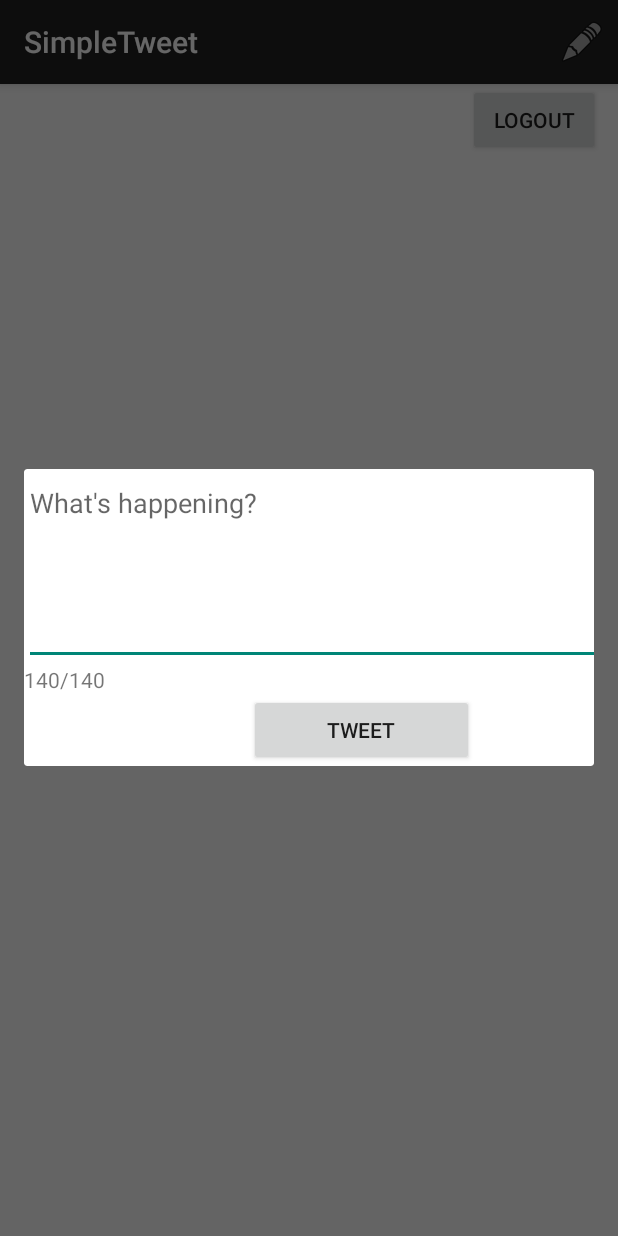
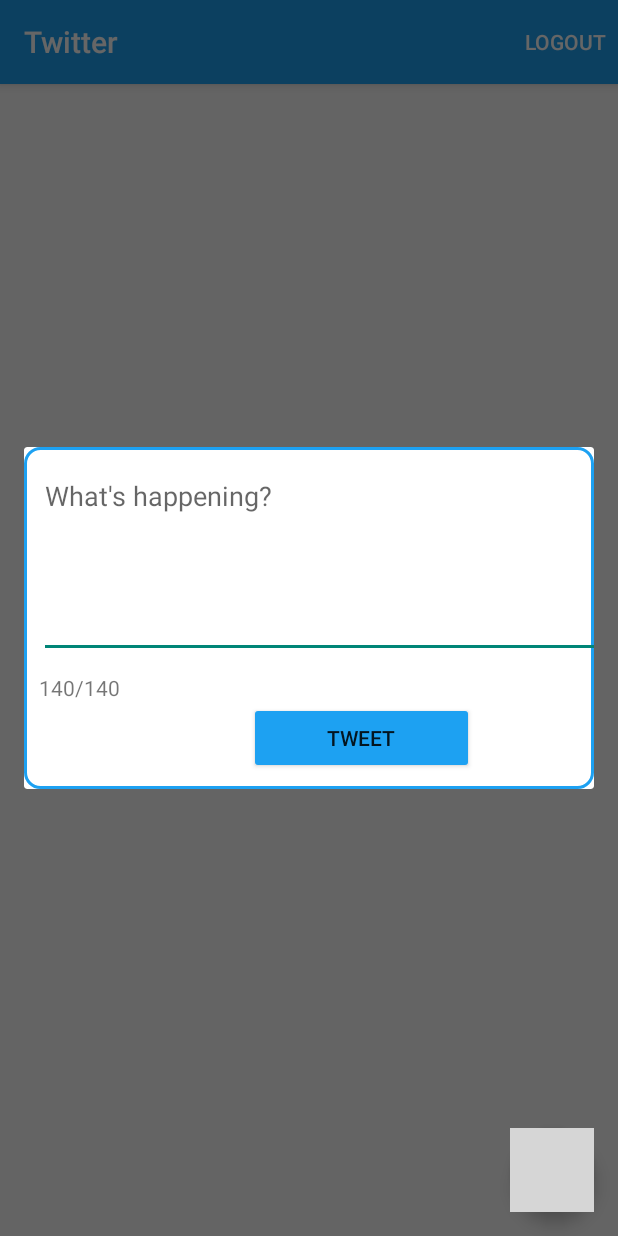
Before and after one commit to jancoding/Twitter, an Android app: the fragment EditTweetDialogFragment placed in its activity, on a phone screen of 412 x 824 dp. Run offline under Robolectric (Android 15) with nearby library versions, the phone set to English and light mode, and no system bars; our stand-ins replace Room's generated code; libraries missing offline, so code that uses them is left out: com.codepath.asynchttpclient, com.facebook.stetho, jp.wasabeef.glide, org.parceler; pictures from the network do not load; 2 statements that could not run were skipped; grey boxes are pictures that could not be loaded.

Commit message:
pretty app

```diff
--- a/app/build.gradle
+++ b/app/build.gradle
@@ -41,6 +41,10 @@ dependencies {
     implementation 'com.codepath.libraries:android-oauth-handler:2.2.0'
     implementation 'commons-codec:commons-codec:1.10'
     implementation 'androidx.appcompat:appcompat:1.1.0'
+    implementation 'jp.wasabeef:glide-transformations:4.1.0'
+    // If you want to use the GPU Filters
+    implementation 'jp.co.cyberagent.android:gpuimage:2.0.4'
+    implementation 'com.google.android.material:material:1.1.0'
     // Glide for remote image loading
     implementation 'com.github.bumptech.glide:glide:4.11.0'
     implementation 'com.google.android.material:material:1.3.0'
--- a/app/src/main/java/com/codepath/apps/restclienttemplate/LoginActivity.java
+++ b/app/src/main/java/com/codepath/apps/restclienttemplate/LoginActivity.java
@@ -1,11 +1,13 @@
 package com.codepath.apps.restclienttemplate;
 
 import android.content.Intent;
+import android.graphics.Color;
 import android.os.AsyncTask;
 import android.os.Bundle;
 import android.util.Log;
 import android.view.Menu;
 import android.view.View;
+import android.widget.RelativeLayout;
 
 import com.codepath.apps.restclienttemplate.models.SampleModel;
 import com.codepath.apps.restclienttemplate.models.SampleModelDao;
@@ -16,11 +18,14 @@ import com.codepath.oauth.OAuthLoginActionBarActivity;
 public class LoginActivity extends OAuthLoginActionBarActivity<TwitterClient> {
 
 	SampleModelDao sampleModelDao;
+	RelativeLayout rlLogin;
 
 	@Override
 	protected void onCreate(Bundle savedInstanceState) {
 		super.onCreate(savedInstanceState);
 		setContentView(R.layout.activity_login);
+		rlLogin = findViewById(R.id.rlLogin);
+		rlLogin.setBackgroundColor(Color.rgb(29 ,161 ,242));
 
 		final SampleModel sampleModel = new SampleModel();
 		sampleModel.setName("CodePath");
--- a/app/src/main/java/com/codepath/apps/restclienttemplate/TimelineActivity.java
+++ b/app/src/main/java/com/codepath/apps/restclienttemplate/TimelineActivity.java
@@ -1,6 +1,7 @@
 package com.codepath.apps.restclienttemplate;
 
 import androidx.annotation.Nullable;
+import androidx.appcompat.app.ActionBar;
 import androidx.appcompat.app.AppCompatActivity;
 import androidx.fragment.app.FragmentManager;
 import androidx.recyclerview.widget.LinearLayoutManager;
@@ -8,12 +9,15 @@ import androidx.recyclerview.widget.RecyclerView;
 import androidx.swiperefreshlayout.widget.SwipeRefreshLayout;
 
 import android.content.Intent;
+import android.graphics.Color;
+import android.graphics.drawable.ColorDrawable;
 import android.os.AsyncTask;
 import android.os.Bundle;
 import android.util.Log;
 import android.view.Menu;
 import android.view.MenuItem;
 import android.view.View;
+import android.widget.Button;
 
 import com.codepath.apps.restclienttemplate.adapters.TweetsAdapter;
 import com.codepath.apps.restclienttemplate.models.Tweet;
@@ -24,6 +28,7 @@ import com.codepath.apps.restclienttemplate.other.EndlessRecyclerViewScrollListe
 import com.codepath.apps.restclienttemplate.other.TwitterApp;
 import com.codepath.apps.restclienttemplate.other.TwitterClient;
 import com.codepath.asynchttpclient.callback.JsonHttpResponseHandler;
+import com.google.android.material.floatingactionbutton.FloatingActionButton;
 
 import org.json.JSONArray;
 import org.json.JSONException;
@@ -41,7 +46,8 @@ public class TimelineActivity extends AppCompatActivity implements EditTweetDial
     List<Tweet> tweets;
     TweetsAdapter adapter;
     MenuItem miActionProgressItem;
-//    TweetDao tweetDao;
+    TweetDao tweetDao;
+    FloatingActionButton btnCompose;
     private long max_id = 0;
     public static final String TAG = "TimelineActivity";
     private final int REQUEST_CODE = 20;
@@ -54,10 +60,11 @@ public class TimelineActivity extends AppCompatActivity implements EditTweetDial
         setContentView(R.layout.activity_timeline);
 
         client = TwitterApp.getRestClient(this);
-//        tweetDao = ((TwitterApp) getApplicationContext()).getMyDatabase().tweetDao();
+        tweetDao = ((TwitterApp) getApplicationContext()).getMyDatabase().tweetDao();
 
         // Find the recycler view
         rvTweets = findViewById(R.id.rvTweets);
+        btnCompose = findViewById(R.id.btnCompose);
 
         // Init the list of tweets and adapter
         tweets = new ArrayList<>();
@@ -89,24 +96,26 @@ public class TimelineActivity extends AppCompatActivity implements EditTweetDial
                 fetchTimelineAsync(0);
             }
         });
+
+        // compose floating action button listener
+        btnCompose.setOnClickListener(new View.OnClickListener() {
+            @Override
+            public void onClick(View view) {
+                showEditDialog();
+            }
+        });
+
         // Configure the refreshing colors
         swipeContainer.setColorSchemeResources(android.R.color.holo_blue_bright,
                 android.R.color.holo_green_light,
                 android.R.color.holo_orange_light,
                 android.R.color.holo_red_light);
 
+        // get action bar
+        ActionBar actionBar = getSupportActionBar();
+        actionBar.setBackgroundDrawable(new ColorDrawable(Color.parseColor("#1DA1F2")));
+        actionBar.setTitle("Twitter");
 
-        // Query for existing tweets in the DB
-//        AsyncTask.execute(new Runnable() {
-//            @Override
-//            public void run() {
-//                Log.i(TAG, "Showing data from database");
-//                List<TweetWithUser> tweetWithUsers = tweetDao.recentItems();
-//                List<Tweet> tweetsFromDB = TweetWithUser.getTweetList(tweetWithUsers);
-//                adapter.clear();
-//                adapter.addAll(tweetsFromDB);
-//            }
-//        });
         populateHomeTimeline();
 
 
@@ -244,9 +253,14 @@ public class TimelineActivity extends AppCompatActivity implements EditTweetDial
 
     @Override
     public boolean onOptionsItemSelected(MenuItem item) {
-        if (item.getItemId() == R.id.compose) {
-            showEditDialog();
-            return true;
+        if (item.getItemId() == R.id.action_logout) {
+            client.clearAccessToken();
+            //finish();
+            Log.d("logging out", "going into logout method");
+            Intent i = new Intent(this, LoginActivity.class);
+            i.addFlags(Intent.FLAG_ACTIVITY_CLEAR_TOP);
+            i.addFlags(Intent.FLAG_ACTIVITY_NEW_TASK);
+            startActivity(i);
         }
         return super.onOptionsItemSelected(item);
     }
@@ -264,15 +278,15 @@ public class TimelineActivity extends AppCompatActivity implements EditTweetDial
         super.onActivityResult(requestCode, resultCode, data);
     }
 
-    public void onClickLogout(View view) {
-        client.clearAccessToken();
-        //finish();
-        Log.d("logging out", "going into logout method");
-        Intent i = new Intent(this, LoginActivity.class);
-        i.addFlags(Intent.FLAG_ACTIVITY_CLEAR_TOP);
-        i.addFlags(Intent.FLAG_ACTIVITY_NEW_TASK);
-        startActivity(i);
-    }
+//    public void onClickLogout(View view) {
+//        client.clearAccessToken();
+//        //finish();
+//        Log.d("logging out", "going into logout method");
+//        Intent i = new Intent(this, LoginActivity.class);
+//        i.addFlags(Intent.FLAG_ACTIVITY_CLEAR_TOP);
+//        i.addFlags(Intent.FLAG_ACTIVITY_NEW_TASK);
+//        startActivity(i);
+//    }
 
     private void showEditDialog() {
         FragmentManager fm = getSupportFragmentManager();
--- /dev/null
+++ b/app/src/main/res/drawable/border.xml
@@ -0,0 +1,6 @@
+<?xml version="1.0" encoding="utf-8"?>
+<shape xmlns:android= "http://schemas.android.com/apk/res/android"
+    android:shape="rectangle">
+    <stroke android:width="2dp" android:color="#1DA1F2"/>
+    <corners android:radius="10dp"/>
+</shape>
--- a/app/src/main/res/layout/activity_timeline.xml
+++ b/app/src/main/res/layout/activity_timeline.xml
@@ -1,16 +1,16 @@
 <?xml version="1.0" encoding="utf-8"?>
-<RelativeLayout xmlns:android="http://schemas.android.com/apk/res/android"
+<androidx.coordinatorlayout.widget.CoordinatorLayout
+    android:id="@+id/main_content"
+    xmlns:android="http://schemas.android.com/apk/res/android"
     xmlns:app="http://schemas.android.com/apk/res-auto"
-    xmlns:tools="http://schemas.android.com/tools"
     android:layout_width="match_parent"
-    android:layout_height="match_parent"
-    tools:context=".TimelineActivity">
+    android:layout_height="match_parent">
 
 
     <androidx.swiperefreshlayout.widget.SwipeRefreshLayout
         android:id="@+id/swipeContainer"
         android:layout_width="match_parent"
-        android:layout_height="678dp"
+        android:layout_height="match_parent"
         android:layout_alignParentBottom="true"
         android:layout_centerHorizontal="true"
         android:layout_marginBottom="0dp">
@@ -28,13 +28,24 @@
             android:layout_marginEnd="0dp" />
     </androidx.swiperefreshlayout.widget.SwipeRefreshLayout>
 
-    <Button
-        android:id="@+id/btnLogout"
+    <com.google.android.material.floatingactionbutton.FloatingActionButton
+        android:id="@+id/btnCompose"
         android:layout_width="wrap_content"
         android:layout_height="wrap_content"
-        android:layout_alignParentTop="true"
-        android:layout_alignParentEnd="true"
-        android:layout_marginEnd="12dp"
-        android:onClick="onClickLogout"
-        android:text="Logout" />
-</RelativeLayout>
+        android:layout_gravity="bottom|right"
+        android:layout_margin="16dp"
+        android:backgroundTint="#1DA1F2"
+        android:src="@drawable/ic_vector_compose"
+        app:fabSize="normal"
+        app:layout_behavior="com.codepath.apps.restclienttemplate.ScrollAwareFABBehavior" />
+
+<!--    <Button-->
+<!--        android:id="@+id/btnLogout"-->
+<!--        android:layout_width="wrap_content"-->
+<!--        android:layout_height="wrap_content"-->
+<!--        android:layout_alignParentTop="true"-->
+<!--        android:layout_alignParentEnd="true"-->
+<!--        android:layout_marginEnd="12dp"-->
+<!--        android:onClick="onClickLogout"-->
+<!--        android:text="Logout" />-->
+</androidx.coordinatorlayout.widget.CoordinatorLayout>
--- a/app/src/main/res/layout/fragment_edit_tweet.xml
+++ b/app/src/main/res/layout/fragment_edit_tweet.xml
@@ -2,12 +2,15 @@
 <LinearLayout xmlns:android="http://schemas.android.com/apk/res/android"
     android:id="@+id/edit_name"
     android:layout_width="wrap_content" android:layout_height="wrap_content"
+    android:background="@drawable/border"
     android:layout_gravity="center" android:orientation="vertical"  >
 
     <EditText
         android:id="@+id/etTweet"
         android:layout_width="400dp"
         android:layout_height="wrap_content"
+        android:layout_margin="10dp"
+        android:layout_marginRight="10dp"
         android:ems="10"
         android:gravity="start|top"
         android:inputType="textMultiLine"
@@ -17,6 +20,7 @@
     <TextView
         android:id="@+id/tvRemain"
         android:layout_width="80dp"
+        android:layout_marginLeft="10dp"
         android:layout_height="wrap_content"
         android:text="140/140" />
 
@@ -25,6 +29,8 @@
         android:layout_width="150dp"
         android:layout_height="wrap_content"
         android:layout_marginLeft="150dp"
+        android:layout_marginBottom="10dp"
+        android:backgroundTint="#1DA1F2"
         android:text="Tweet" />
 
 
--- a/app/src/main/res/layout/fragment_follow.xml
+++ b/app/src/main/res/layout/fragment_follow.xml
@@ -9,6 +9,10 @@
     <androidx.recyclerview.widget.RecyclerView
         android:id="@+id/rvFollow"
         android:layout_width="match_parent"
-        android:layout_height="match_parent" />
+        android:layout_height="match_parent"
+        android:layout_marginStart="5dp"
+        android:layout_marginTop="5dp"
+        android:layout_marginEnd="5dp"
+        android:layout_marginBottom="5dp" />
 
 </RelativeLayout>
--- a/app/src/main/res/menu/menu_main.xml
+++ b/app/src/main/res/menu/menu_main.xml
@@ -8,9 +8,11 @@
         android:orderInCategory="100"
         app:showAsAction="always"
         app:actionLayout="@layout/action_view_progress" />
+
     <item
-        android:id="@+id/compose"
-        android:icon="@android:drawable/ic_menu_edit"
-        android:title="Compose"
+        android:id="@+id/action_logout"
+        android:title="Logout"
+        android:orderInCategory="100"
         app:showAsAction="always" />
+
 </menu>
```
Also changed, not shown: app/src/main/java/com/codepath/apps/restclienttemplate/ScrollAwareFABBehavior.java (added, +44 -0 lines), app/src/main/java/com/codepath/apps/restclienttemplate/TweetDetailActivity.java (+12 -0 lines), app/src/main/java/com/codepath/apps/restclienttemplate/adapters/FollowAdapter.java (+10 -0 lines), app/src/main/java/com/codepath/apps/restclienttemplate/adapters/TweetsAdapter.java (+13 -3 lines), app/src/main/res/layout/activity_login.xml (+14 -8 lines), app/src/main/res/layout/activity_tweet_detail.xml (+9 -8 lines), app/src/main/res/layout/item_follow.xml (+19 -4 lines), app/src/main/res/layout/item_tweet.xml (+9 -8 lines), app/src/main/res/values/styles.xml (+8 -0 lines).
